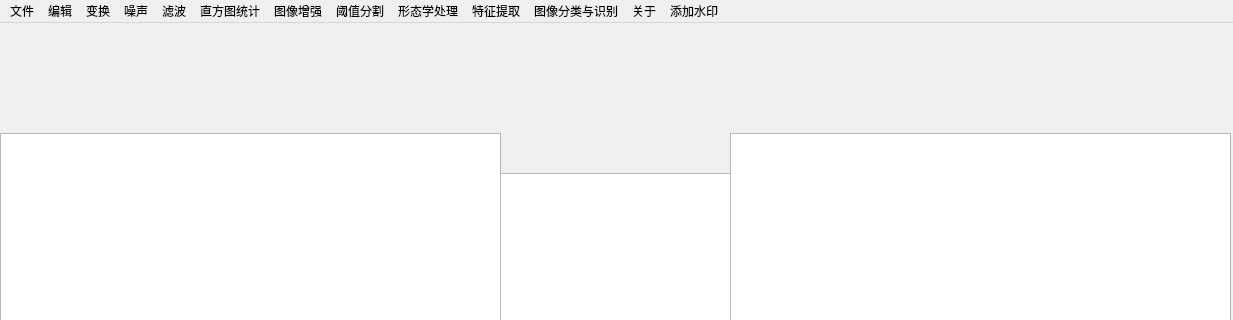
This is com/jyy/ui/UIModel.ui in Jiangyaoyu/DigitalGraphEndWork as Qt 5 draws it before an edit; both pictures show x 0 to 1233 and y 0 to 320 of the 1233 by 897 pixel window. The edited form follows.
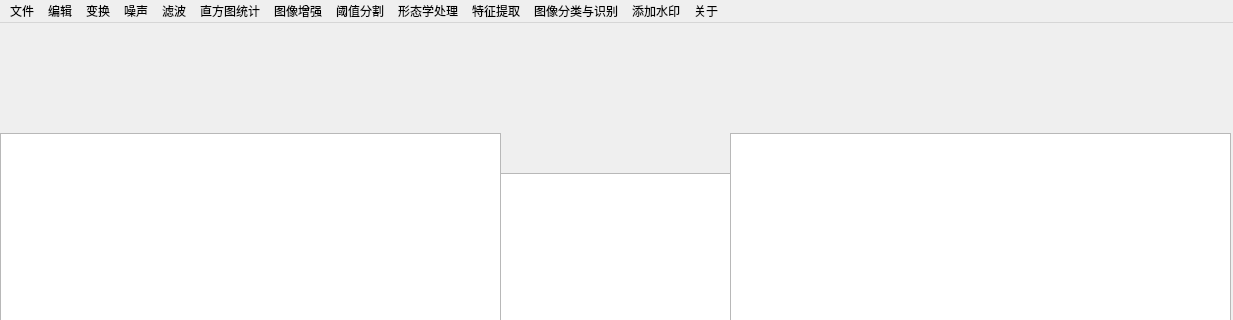
This is the edited form.

```diff
--- a/com/jyy/ui/UIModel.ui
+++ b/com/jyy/ui/UIModel.ui
@@ -235,8 +235,8 @@
    <addaction name="menu_9"/>
    <addaction name="FeatuerExtraction"/>
    <addaction name="menu_11"/>
-   <addaction name="about"/>
    <addaction name="menu_8"/>
+   <addaction name="about"/>
   </widget>
   <widget class="QStatusBar" name="statusbar"/>
   <action name="fileopen">
```
